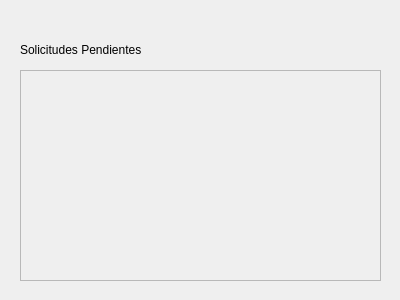
Qt form ventanasEtapa2/handle_requests.ui (Los-Pollitos/PI-Redes-Sistemas-Operativos) before a commit.
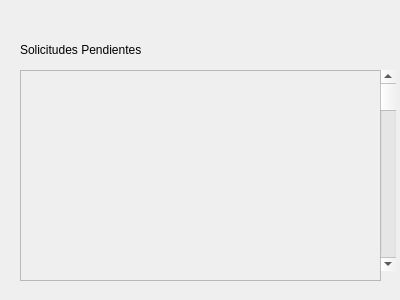
The same form after that commit.

Commit message: se logró agregar botones al scroll bar, todavía falta poder configuar cada uno de ellos para que muestre la información respectiva

```diff
--- a/ventanasEtapa2/handle_requests.ui
+++ b/ventanasEtapa2/handle_requests.ui
@@ -49,6 +49,19 @@
     <string>Solicitudes Pendientes</string>
    </property>
   </widget>
+  <widget class="QScrollBar" name="verticalScrollBar">
+   <property name="geometry">
+    <rect>
+     <x>380</x>
+     <y>70</y>
+     <width>16</width>
+     <height>201</height>
+    </rect>
+   </property>
+   <property name="orientation">
+    <enum>Qt::Vertical</enum>
+   </property>
+  </widget>
  </widget>
  <resources/>
  <connections/>
```
The commit also changes 1 other file.
